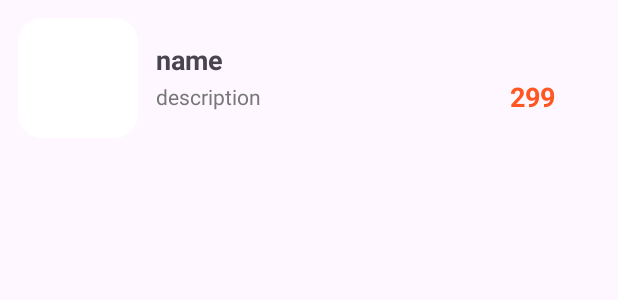
After one commit to Skooma421/AndroidFinal, an Android app: the layout item_menu.xml on its own in the app's theme, with its tools: preview values and no code run, on a phone screen of 412 x 824 dp. The commit adds this screen. Shown: the top 300 px of the screen. Run offline under Robolectric (Android 15) with nearby library versions, the phone set to English and light mode, and no system bars.

Commit message:
menu page design item card update

```diff
--- /dev/null
+++ b/app/src/main/res/layout/item_menu.xml
@@ -0,0 +1,65 @@
+<?xml version="1.0" encoding="utf-8"?>
+<LinearLayout
+    xmlns:android="http://schemas.android.com/apk/res/android"
+    android:layout_width="match_parent"
+    android:layout_height="wrap_content"
+    android:orientation="horizontal"
+    android:padding="12dp"
+    android:gravity="center_vertical">
+
+    <ImageView
+        android:id="@+id/foodImageView"
+        android:layout_width="80dp"
+        android:layout_height="80dp"
+        android:scaleType="centerCrop"
+        android:background="@drawable/rounded_corners"
+        android:contentDescription="Food image"/>
+
+    <LinearLayout
+        android:layout_width="0dp"
+        android:layout_height="wrap_content"
+        android:layout_weight="1"
+        android:orientation="vertical"
+        android:layout_marginStart="12dp"
+        android:gravity="center_vertical">
+
+        <TextView
+            android:id="@+id/foodNameTextView"
+            android:layout_width="match_parent"
+            android:layout_height="wrap_content"
+            android:text="name"
+            android:textSize="18sp"
+            android:textStyle="bold"
+            android:maxLines="1"
+            android:ellipsize="end"/>
+
+        <LinearLayout
+            android:layout_width="match_parent"
+            android:layout_height="wrap_content"
+            android:orientation="horizontal"
+            android:gravity="center_vertical">
+
+            <TextView
+                android:id="@+id/foodDescriptionTextView"
+                android:layout_width="0dp"
+                android:layout_height="wrap_content"
+                android:layout_weight="1"
+                android:text="description"
+                android:textSize="14sp"
+                android:textColor="#777777"
+                android:maxLines="2"
+                android:ellipsize="end"/>
+
+            <TextView
+                android:id="@+id/foodPriceTextView"
+                android:layout_width="wrap_content"
+                android:layout_height="wrap_content"
+                android:text="299"
+                android:layout_marginEnd="30dp"
+                android:textSize="18sp"
+                android:textColor="#FF5722"
+                android:textStyle="bold"/>
+        </LinearLayout>
+    </LinearLayout>
+
+</LinearLayout>
```
Also changed, not shown: app/src/main/res/layout/fragment_menu.xml (+21 -4 lines), app/src/main/res/layout/item_recipe_card.xml (+33 -5 lines).
